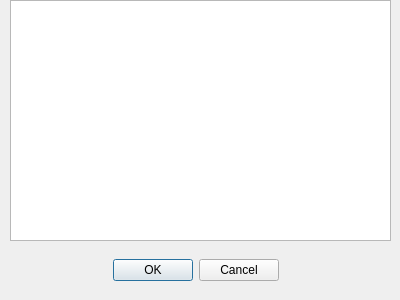
Qt form src/gui/src/SongEditor/VirtualPatternDialog_UI.ui (hydrogen-music/hydrogen) before a commit.
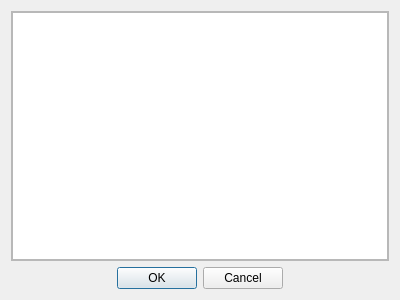
The same form after that commit.

```diff
--- a/src/gui/src/SongEditor/VirtualPatternDialog_UI.ui
+++ b/src/gui/src/SongEditor/VirtualPatternDialog_UI.ui
@@ -13,15 +13,39 @@
   <property name="windowTitle">
    <string>Dialog</string>
   </property>
-  <widget class="QWidget" name="horizontalLayoutWidget">
-   <property name="geometry">
-    <rect>
-     <x>20</x>
-     <y>250</y>
-     <width>351</width>
-     <height>41</height>
-    </rect>
-   </property>
+  <layout class="QVBoxLayout" name="verticalLayout">
+   <item>
+    <widget class="QFrame" name="frame">
+     <property name="frameShape">
+      <enum>QFrame::StyledPanel</enum>
+     </property>
+     <property name="frameShadow">
+      <enum>QFrame::Raised</enum>
+     </property>
+     <layout class="QGridLayout" name="gridLayout">
+      <property name="leftMargin">
+       <number>0</number>
+      </property>
+      <property name="topMargin">
+       <number>0</number>
+      </property>
+      <property name="rightMargin">
+       <number>0</number>
+      </property>
+      <property name="bottomMargin">
+       <number>0</number>
+      </property>
+      <item row="0" column="0">
+       <widget class="QListWidget" name="patternList">
+        <property name="selectionMode">
+         <enum>QAbstractItemView::MultiSelection</enum>
+        </property>
+       </widget>
+      </item>
+     </layout>
+    </widget>
+   </item>
+   <item>
    <layout class="QHBoxLayout" name="horizontalLayout">
     <item>
      <spacer name="horizontalSpacer">
@@ -67,36 +91,8 @@
      </spacer>
     </item>
    </layout>
-  </widget>
-  <widget class="QFrame" name="frame">
-   <property name="geometry">
-    <rect>
-     <x>10</x>
-     <y>0</y>
-     <width>381</width>
-     <height>241</height>
-    </rect>
-   </property>
-   <property name="frameShape">
-    <enum>QFrame::StyledPanel</enum>
-   </property>
-   <property name="frameShadow">
-    <enum>QFrame::Raised</enum>
-   </property>
-   <widget class="QListWidget" name="patternList">
-    <property name="geometry">
-     <rect>
-      <x>0</x>
-      <y>0</y>
-      <width>381</width>
-      <height>241</height>
-     </rect>
-    </property>
-    <property name="selectionMode">
-     <enum>QAbstractItemView::MultiSelection</enum>
-    </property>
-   </widget>
-  </widget>
+   </item>
+  </layout>
  </widget>
  <resources/>
  <connections/>
```
Lines whose indentation alone changed are shown as unchanged.
